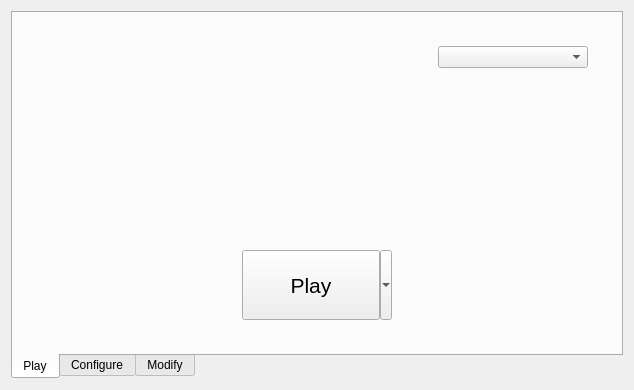
Above: mainwindow.ui from kriana/SilVerPLuM before the change. Below: the same form after it.
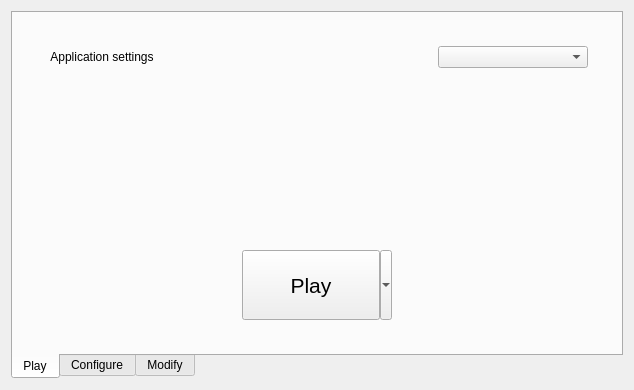
That is the form after the change. The open tabs and pages were chosen to show the change. Icons and pictures are not drawn. Custom widgets are drawn as their Qt base class.

Commit message: + Mod management + GUI + Dependency check (incomplete GUI) + Global settings

```diff
--- a/mainwindow.ui
+++ b/mainwindow.ui
@@ -46,6 +46,19 @@
               <layout class="QVBoxLayout" name="verticalLayout_2">
                <item>
                 <layout class="QHBoxLayout" name="horizontalLayout_2">
+                 <item>
+                  <widget class="QPushButton" name="btnApplicationSettings">
+                   <property name="text">
+                    <string>Application settings</string>
+                   </property>
+                   <property name="icon">
+                    <iconset theme="configure"/>
+                   </property>
+                   <property name="flat">
+                    <bool>true</bool>
+                   </property>
+                  </widget>
+                 </item>
                  <item>
                   <spacer name="horizontalSpacer_3">
                    <property name="orientation">
```
Left out of the diff: 5 changed lines with no effect on the pictures. The commit also changes 48 other files.
